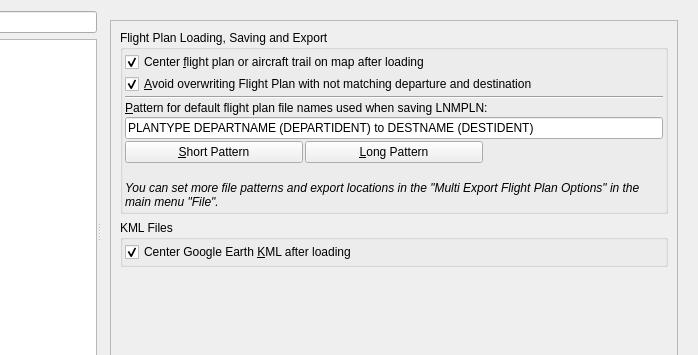
albar965/littlenavmap, file src/options/options.ui: the form before one commit; both pictures show x 202 to 900 and y 0 to 355 of the 900 by 490 pixel window.
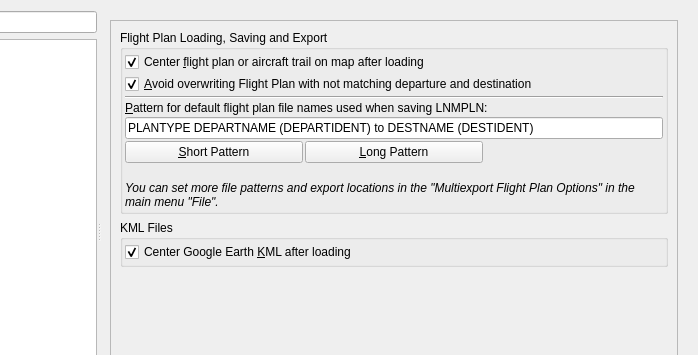
The form after the commit. The open tabs and pages were chosen to show the change. Icons and pictures are not drawn.

Commit message: Text fixes regarding multiexport.

```diff
--- a/src/options/options.ui
+++ b/src/options/options.ui
@@ -1614,7 +1614,7 @@
                <item row="7" column="0" colspan="3">
                 <widget class="QLabel" name="labelOptionsFilePatternsHint">
                  <property name="text">
-                  <string>&lt;html&gt;&lt;head/&gt;&lt;body&gt;&lt;p&gt;&lt;img src=&quot;:/littlenavmap/resources/icons/bulb.svg&quot;/&gt;&lt;span style=&quot; font-style:italic;&quot;&gt;You can set more file patterns and export locations in the &amp;quot;Multi Export Flight Plan Options&amp;quot; in the main menu &amp;quot;File&amp;quot;.&lt;/span&gt;&lt;/p&gt;&lt;/body&gt;&lt;/html&gt;</string>
+                  <string>&lt;html&gt;&lt;head/&gt;&lt;body&gt;&lt;p&gt;&lt;img src=&quot;:/littlenavmap/resources/icons/bulb.svg&quot;/&gt;&lt;span style=&quot; font-style:italic;&quot;&gt;You can set more file patterns and export locations in the &amp;quot;Multiexport Flight Plan Options&amp;quot; in the main menu &amp;quot;File&amp;quot;.&lt;/span&gt;&lt;/p&gt;&lt;/body&gt;&lt;/html&gt;</string>
                  </property>
                  <property name="wordWrap">
                   <bool>true</bool>
```
Left out of the diff: 2 changed lines with no effect on the pictures. The commit also changes 1 other file.
